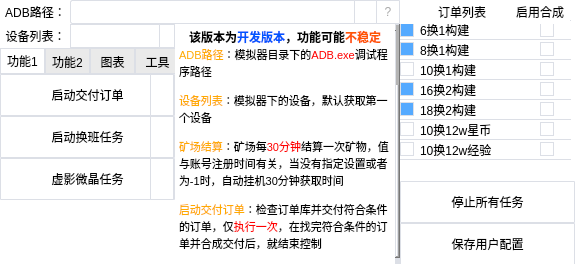
The window that jczx/jczxUI.ui (Amber-siley/JCZXAutoScript) describes before a commit, drawn with Qt 5.
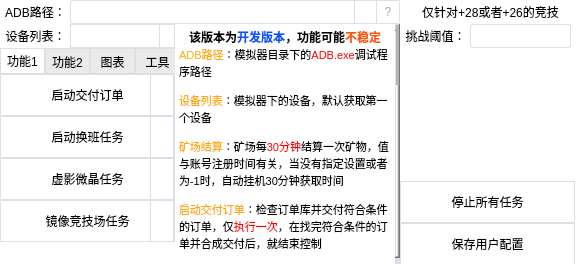
The same window after the commit. The open tabs and pages were chosen to show the change. Icons and pictures are not drawn.

Commit message: :sparkles:: 兼容老版本配置文件，实验性添加OCR，支持镜像竞技场任务

Patch:
```diff
--- a/jczx/jczxUI.ui
+++ b/jczx/jczxUI.ui
@@ -653,6 +653,78 @@
         <normaloff>:/icon/settings.png</normaloff>:/icon/settings.png</iconset>
       </property>
      </widget>
+     <widget class="QPushButton" name="start_JJCTask_settings_Button">
+      <property name="geometry">
+       <rect>
+        <x>150</x>
+        <y>126</y>
+        <width>24</width>
+        <height>42</height>
+       </rect>
+      </property>
+      <property name="styleSheet">
+       <string notr="true">QPushButton {
+    background-color: #ffffff;
+    border: 1px solid #dcdfe6;
+    border-radius: 1px;
+}
+
+QPushButton:hover {
+    background-color: #ecf5ff;
+    color: #409eff;
+}
+
+QPushButton:pressed, QPushButton:checked {
+    border: 1px solid #3a8ee6;
+    color: #409eff;
+}</string>
+      </property>
+      <property name="icon">
+       <iconset resource="resources/icon/icon.qrc">
+        <normaloff>:/icon/settings.png</normaloff>:/icon/settings.png</iconset>
+      </property>
+     </widget>
+     <widget class="QPushButton" name="start_JJCTask_Button">
+      <property name="geometry">
+       <rect>
+        <x>0</x>
+        <y>126</y>
+        <width>175</width>
+        <height>42</height>
+       </rect>
+      </property>
+      <property name="toolTip">
+       <string>&lt;html&gt;&lt;head/&gt;&lt;body&gt;&lt;p&gt;根据设置挑战竞技场&lt;/p&gt;&lt;p&gt;【自动停止】&lt;/p&gt;&lt;/body&gt;&lt;/html&gt;</string>
+      </property>
+      <property name="styleSheet">
+       <string notr="true">QPushButton {
+    background-color: #ffffff;
+    border: 1px solid #dcdfe6;
+    border-radius: 1px;
+}
+
+QPushButton:hover {
+    background-color: #ecf5ff;
+    color: #409eff;
+}
+
+QPushButton:pressed, QPushButton:checked {
+    border: 1px solid #3a8ee6;
+    color: #409eff;
+}</string>
+      </property>
+      <property name="text">
+       <string>镜像竞技场任务</string>
+      </property>
+     </widget>
+     <zorder>start_spend_order_Button</zorder>
+     <zorder>start_switch_work_Button</zorder>
+     <zorder>start_smallCrystal_Button</zorder>
+     <zorder>start_smallCrystal_settings_Button</zorder>
+     <zorder>start_spend_order_settings_Button</zorder>
+     <zorder>start_switch_work_settings_Button</zorder>
+     <zorder>start_JJCTask_Button</zorder>
+     <zorder>start_JJCTask_settings_Button</zorder>
     </widget>
    </widget>
    <widget class="QWidget" name="function2_tab">
@@ -2196,6 +2268,71 @@
     <zorder>startTask_Button</zorder>
     <zorder>taskInfor_scrollArea</zorder>
    </widget>
+   <widget class="QWidget" name="JJCSettingPage">
+    <widget class="QLabel" name="ThresholdValue_Label">
+     <property name="geometry">
+      <rect>
+       <x>0</x>
+       <y>24</y>
+       <width>71</width>
+       <height>24</height>
+      </rect>
+     </property>
+     <property name="toolTip">
+      <string/>
+     </property>
+     <property name="text">
+      <string>挑战阈值：</string>
+     </property>
+     <property name="alignment">
+      <set>Qt::AlignCenter</set>
+     </property>
+     <property name="indent">
+      <number>-1</number>
+     </property>
+    </widget>
+    <widget class="QLabel" name="JJCSettingTips_Label">
+     <property name="geometry">
+      <rect>
+       <x>0</x>
+       <y>0</y>
+       <width>181</width>
+       <height>24</height>
+      </rect>
+     </property>
+     <property name="toolTip">
+      <string/>
+     </property>
+     <property name="text">
+      <string>仅针对+28或者+26的竞技</string>
+     </property>
+     <property name="alignment">
+      <set>Qt::AlignCenter</set>
+     </property>
+     <property name="indent">
+      <number>-1</number>
+     </property>
+    </widget>
+    <widget class="QLineEdit" name="ThresholdValue_lineEdit">
+     <property name="geometry">
+      <rect>
+       <x>70</x>
+       <y>24</y>
+       <width>101</width>
+       <height>24</height>
+      </rect>
+     </property>
+     <property name="toolTip">
+      <string>高于该阈值的镜像挑战将会跳过</string>
+     </property>
+     <property name="text">
+      <string/>
+     </property>
+     <property name="alignment">
+      <set>Qt::AlignCenter</set>
+     </property>
+    </widget>
+   </widget>
   </widget>
   <zorder>adb_path_label</zorder>
   <zorder>adb_path_lineEdit</zorder>
```
Left out of the diff: 2 changed lines with no effect on the pictures. The commit also changes 44 other files.
